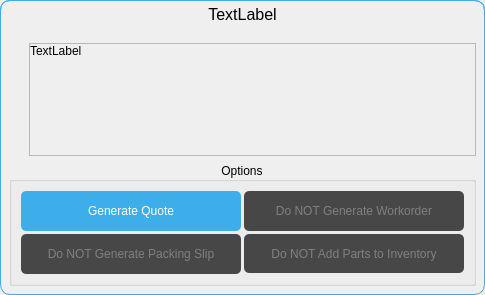
Above: ui/generate_quote_dialog.ui from TheCodingJsoftware/Invigo before the change. Below: the same form after it.
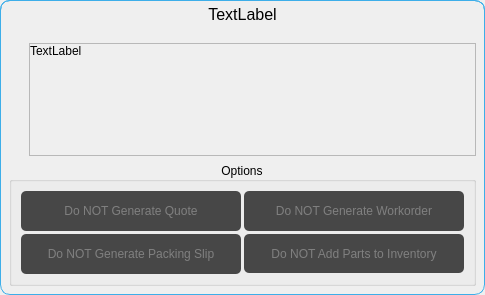
That is the form after the change.

The edit to the form file:
```diff
--- a/ui/generate_quote_dialog.ui
+++ b/ui/generate_quote_dialog.ui
@@ -290,13 +290,13 @@
 }</string>
                </property>
                <property name="text">
-                <string>Generate Quote</string>
+                <string>Do NOT Generate Quote</string>
                </property>
                <property name="checkable">
                 <bool>true</bool>
                </property>
                <property name="checked">
-                <bool>true</bool>
+                <bool>false</bool>
                </property>
               </widget>
              </item>
```
